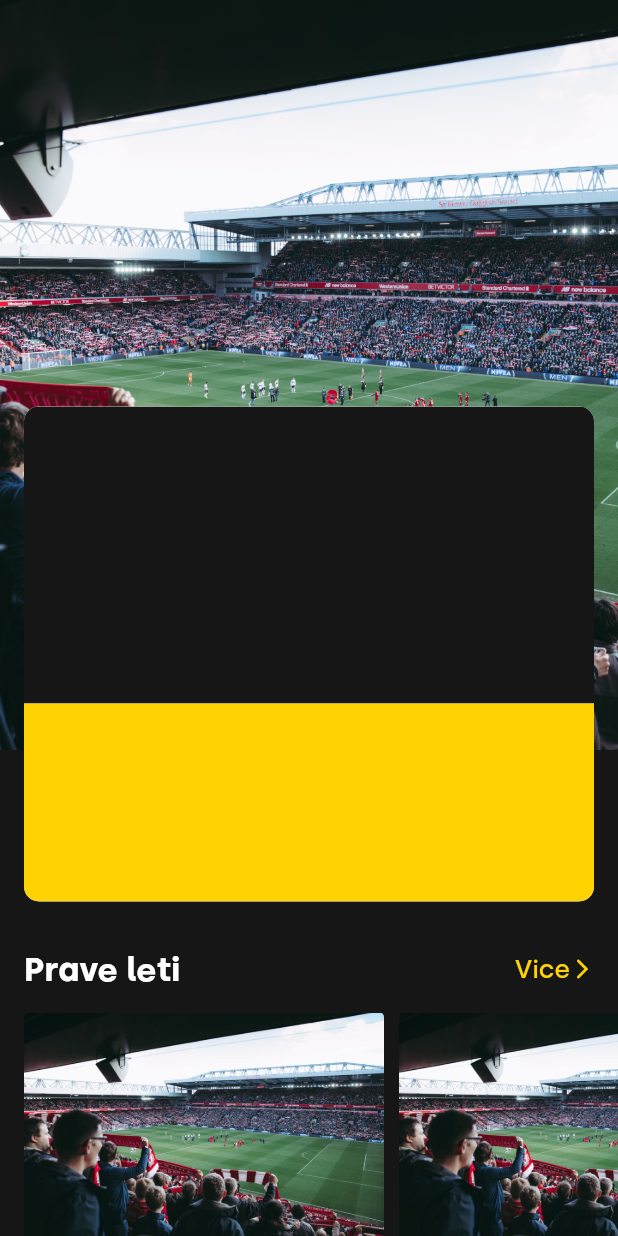
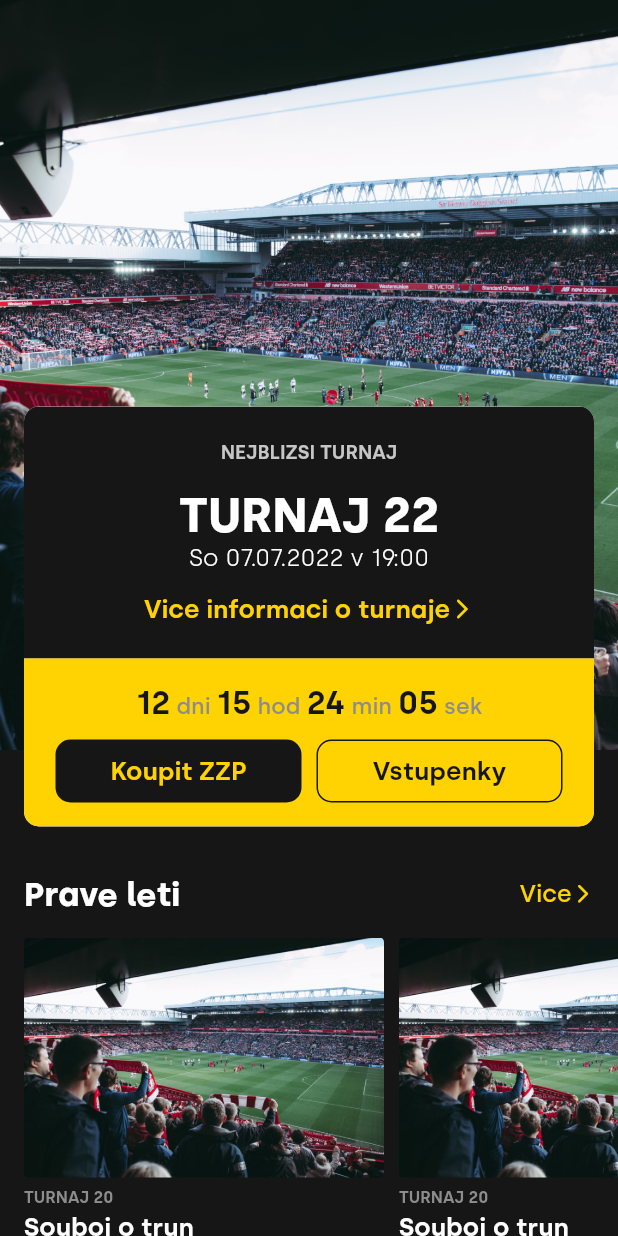
Before and after one commit to molor3k/zwizu-zadanie, a Flutter app: the screen it shows after launch, on a phone screen of 412 x 824 dp. Run offline on Flutter 3.47's test engine with Material 2 defaults, Android fonts, the phone set to English and light mode, and no system bars.

Commit message:
PromoContainer improved visuals

```diff
--- /dev/null
+++ b/zwizu_zadanie/lib/backend/providers/promo_info_provider.dart
@@ -0,0 +1,5 @@
+import 'package:flutter/material.dart';
+
+class PromoInfoProvider extends ChangeNotifier {
+
+}
--- a/zwizu_zadanie/lib/constants.dart
+++ b/zwizu_zadanie/lib/constants.dart
@@ -11,11 +11,12 @@ const kColors = {
 const kTexts = {
     "more": "Vice",
     "now": "Prave leti",
-    "players": "Hraci"
+    "players": "Hraci",
+    "tournament_info": "Vice informaci o turnaje"
 };
 
 const kAppPadding = EdgeInsets.all(16.0);
 const kSectionTextPadding = EdgeInsets.only(top: 7.0, bottom: 3.0);
 
-const kPromoContainerHeight = 330.0;
+const kPromoContainerHeight = 280.0;
 const kHorizontalListHeight = 230.0;
--- a/zwizu_zadanie/lib/ui/widgets/cards/player_card_widget.dart
+++ b/zwizu_zadanie/lib/ui/widgets/cards/player_card_widget.dart
@@ -1,6 +1,6 @@
 import 'package:flutter/material.dart';
 import 'package:zwizu_zadanie/constants.dart';
-import 'package:zwizu_zadanie/ui/widgets/section_card_image_widget.dart';
+import 'package:zwizu_zadanie/ui/widgets/horizontal_scrollable_section/section_card_image_widget.dart';
 
 class PlayerCard extends StatelessWidget {
     const PlayerCard({
--- a/zwizu_zadanie/lib/ui/widgets/cards/video_card_widget.dart
+++ b/zwizu_zadanie/lib/ui/widgets/cards/video_card_widget.dart
@@ -1,6 +1,6 @@
 import 'package:flutter/material.dart';
 import 'package:zwizu_zadanie/constants.dart';
-import 'package:zwizu_zadanie/ui/widgets/section_card_image_widget.dart';
+import 'package:zwizu_zadanie/ui/widgets/horizontal_scrollable_section/section_card_image_widget.dart';
 
 class VideoCard extends StatelessWidget {
     const VideoCard({
--- a/zwizu_zadanie/lib/ui/widgets/horizontal_scrollable_section/scrollable_section_top_widget.dart
+++ b/zwizu_zadanie/lib/ui/widgets/horizontal_scrollable_section/scrollable_section_top_widget.dart
@@ -1,6 +1,6 @@
 import 'package:flutter/material.dart';
 import 'package:zwizu_zadanie/constants.dart';
-import 'package:zwizu_zadanie/ui/widgets/horizontal_scrollable_section/text_arrow_button_widget.dart';
+import 'package:zwizu_zadanie/ui/widgets/text_arrow_button_widget.dart';
 
 
 class ScrollableSectionTop extends StatelessWidget {
@@ -19,13 +19,6 @@ class ScrollableSectionTop extends StatelessWidget {
             color: kColors["white"]
         );
 
-        final styleMore = TextStyle(
-            fontFamily: "Silka",
-            fontWeight: FontWeight.w500,
-            fontSize: 17,
-            color: kColors["yellow"]
-        );
-
         return Padding(
             padding: kAppPadding,
             child: Row(
@@ -37,7 +30,8 @@ class ScrollableSectionTop extends StatelessWidget {
                     ),
                     TextArrowButton(
                         text: kTexts["more"]!,
-                        textStyle: styleMore,
+                        textSize: 16,
+                        textWeight: FontWeight.w500
                     )
                 ],
             )
--- /dev/null
+++ b/zwizu_zadanie/lib/ui/widgets/promo_container/promo_container_bottom_widget.dart
@@ -0,0 +1,44 @@
+import 'package:flutter/material.dart';
+import 'package:zwizu_zadanie/constants.dart';
+import 'package:zwizu_zadanie/ui/widgets/promo_container/promo_container_button_widget.dart';
+import 'package:zwizu_zadanie/ui/widgets/promo_container/promo_container_countdown_widget.dart';
+
+class PromoContainerBottom extends StatelessWidget {
+    const PromoContainerBottom({
+        Key? key
+    }) : super(key: key);
+
+    @override
+    Widget build(BuildContext context) {
+        return Container(
+            padding: kAppPadding,
+            color: kColors["yellow"],
+            child: Column(
+                mainAxisAlignment: MainAxisAlignment.spaceBetween,
+                children: [
+                    Expanded(
+                        flex: 2,
+                        child: PromoContainerCountdown()
+                    ),
+                    Expanded(
+                        flex: 3,
+                        child: Row(
+                            crossAxisAlignment: CrossAxisAlignment.end,
+                            mainAxisAlignment: MainAxisAlignment.spaceAround,
+                            children: [
+                                PromoContainerButton(
+                                    text: "Koupit ZZP",
+                                    isOutlined: false,
+                                ),
+                                PromoContainerButton(
+                                    text: "Vstupenky",
+                                    isOutlined: true,
+                                ),
+                            ],
+                        )
+                    )
+                ],
+            ),
+        );
+    }
+}
--- /dev/null
+++ b/zwizu_zadanie/lib/ui/widgets/promo_container/promo_container_button_widget.dart
@@ -0,0 +1,42 @@
+import 'package:flutter/material.dart';
+import 'package:zwizu_zadanie/constants.dart';
+
+class PromoContainerButton extends StatelessWidget {
+    final String? text;
+    final bool? isOutlined;
+    const PromoContainerButton({
+        Key? key,
+        @required this.text,
+        @required this.isOutlined
+    }) : super(key: key);
+
+    @override
+    Widget build(BuildContext context) {
+        final styleBuy = TextStyle(
+            fontFamily: "Silka",
+            fontWeight: FontWeight.w600,
+            fontSize: 17,
+            color: this.isOutlined! ? kColors["black"] : kColors["yellow"]
+        );
+
+        return Expanded(
+            flex: 1,
+            child: Container(
+                margin: EdgeInsets.symmetric(horizontal: 5.0),
+                padding: EdgeInsets.all(10.0),
+                decoration: BoxDecoration(
+                    borderRadius: BorderRadius.all(Radius.circular(10.0)),
+                    border: Border.all(
+                        color: this.isOutlined! ? kColors["black"]! : Colors.transparent
+                    ),
+                    color: this.isOutlined! ? Colors.transparent : kColors["black"]
+                ),
+                child: Text(
+                    this.text!,
+                    textAlign: TextAlign.center,
+                    style: styleBuy
+                )
+            )
+        );
+    }
+}
--- /dev/null
+++ b/zwizu_zadanie/lib/ui/widgets/promo_container/promo_container_countdown_widget.dart
@@ -0,0 +1,62 @@
+import 'package:flutter/material.dart';
+import 'package:zwizu_zadanie/constants.dart';
+
+class PromoContainerCountdown extends StatelessWidget {
+    const PromoContainerCountdown({
+        Key? key
+    }) : super(key: key);
+
+    @override
+    Widget build(BuildContext context) {
+        final styleNumber = TextStyle(
+            fontFamily: "Silka",
+            fontWeight: FontWeight.w600,
+            fontSize: 22,
+            color: kColors["black"]
+        );
+
+        final styleText = TextStyle(
+            fontFamily: "Silka",
+            fontWeight: FontWeight.w500,
+            fontSize: 15,
+            color: kColors["grey50"],
+        );
+
+        return RichText(
+            text: TextSpan(
+                text: '12',
+                style: styleNumber,
+                children: <TextSpan>[
+                    TextSpan(
+                        text: ' dni ',
+                        style: styleText
+                    ),
+                    TextSpan(
+                        text: '15',
+                        style: styleNumber
+                    ),
+                    TextSpan(
+                        text: ' hod ',
+                        style: styleText
+                    ),
+                    TextSpan(
+                        text: '24',
+                        style: styleNumber
+                    ),
+                    TextSpan(
+                        text: ' min ',
+                        style: styleText
+                    ),
+                    TextSpan(
+                        text: '05',
+                        style: styleNumber
+                    ),
+                    TextSpan(
+                        text: ' sek',
+                        style: styleText
+                    ),
+                ]
+            ),
+        );
+    }
+}
--- /dev/null
+++ b/zwizu_zadanie/lib/ui/widgets/promo_container/promo_container_top_widget.dart
@@ -0,0 +1,65 @@
+import 'package:flutter/material.dart';
+import 'package:zwizu_zadanie/constants.dart';
+import 'package:zwizu_zadanie/ui/widgets/text_arrow_button_widget.dart';
+
+class PromoContainerTop extends StatelessWidget {
+    const PromoContainerTop({
+        Key? key
+    }) : super(key: key);
+
+    @override
+    Widget build(BuildContext context) {
+        final styleNearest = TextStyle(
+            fontFamily: "Silka",
+            fontWeight: FontWeight.w600,
+            fontSize: 13,
+            color: kColors["grey30"]
+        );
+
+        final styleName = TextStyle(
+            fontFamily: "Silka",
+            fontWeight: FontWeight.w700,
+            fontSize: 32,
+            color: kColors["white"]
+        );
+
+        final styleDate = TextStyle(
+            fontFamily: "Silka",
+            fontWeight: FontWeight.w300,
+            fontSize: 16,
+            color: kColors["white"]
+        );
+
+
+        return Container(
+            padding: kAppPadding,
+            color: kColors["black"],
+            child: Column(
+                mainAxisAlignment: MainAxisAlignment.spaceAround,
+                children: [
+                    Text(
+                        "NEJBLIZSI TURNAJ",
+                        style: styleNearest
+                    ),
+                    Column(
+                        children: [
+                            Text(
+                                "TURNAJ 22",
+                                style: styleName
+                            ),
+                            Text(
+                                "So 07.07.2022 v 19:00",
+                                style: styleDate
+                            ),
+                        ],
+                    ),
+                    TextArrowButton(
+                        text: kTexts["tournament_info"],
+                        textSize: 17,
+                        textWeight: FontWeight.w600
+                    )
+                ],
+            ),
+        );
+    }
+}
--- a/zwizu_zadanie/lib/ui/widgets/promo_container_widget.dart
+++ b/zwizu_zadanie/lib/ui/widgets/promo_container/promo_container_widget.dart
@@ -1,5 +1,7 @@
 import 'package:flutter/material.dart';
 import 'package:zwizu_zadanie/constants.dart';
+import 'package:zwizu_zadanie/ui/widgets/promo_container/promo_container_bottom_widget.dart';
+import 'package:zwizu_zadanie/ui/widgets/promo_container/promo_container_top_widget.dart';
 
 class PromoContainer extends StatelessWidget {
     @override
@@ -17,15 +19,11 @@ class PromoContainer extends StatelessWidget {
                 children: [
                     Expanded(
                         flex: 3,
-                        child: Container(
-                            color: kColors["black"],
-                        )
+                        child: PromoContainerTop()
                     ),
                     Expanded(
                         flex: 2,
-                        child: Container(
-                            color: kColors["yellow"],
-                        )
+                        child: PromoContainerBottom()
                     ),
                 ],
             ),
--- a/zwizu_zadanie/lib/ui/widgets/horizontal_scrollable_section/text_arrow_button_widget.dart
+++ b/zwizu_zadanie/lib/ui/widgets/text_arrow_button_widget.dart
@@ -3,30 +3,40 @@ import 'package:zwizu_zadanie/constants.dart';
 
 class TextArrowButton extends StatelessWidget {
     final String? text;
-    final TextStyle? textStyle;
+    final double? textSize;
+    final FontWeight? textWeight;
     const TextArrowButton({
         Key? key,
         @required this.text,
-        @required this.textStyle
+        @required this.textSize,
+        @required this.textWeight
     }) : super(key: key);
 
     @override
     Widget build(BuildContext context) {
+        final styleText = TextStyle(
+            fontFamily: "Silka",
+            fontWeight: this.textWeight,
+            fontSize: this.textSize,
+            color: kColors["yellow"]
+        );
+
         return GestureDetector(
             onTap: () {
                 print("text arrow button");
             },
             child: Row(
+                mainAxisAlignment: MainAxisAlignment.center,
                 crossAxisAlignment: CrossAxisAlignment.center,
                 children: [
                     Text(
-                        kTexts["more"]!,
-                        style: textStyle
+                        this.text!,
+                        style: styleText
                     ),
                     Icon(
                         Icons.arrow_forward_ios_rounded,
                         color: kColors["yellow"],
-                        size: 16,
+                        size: (this.textSize! - 1),
                     )
                 ],
             )
```
Also changed, not shown: zwizu_zadanie/lib/ui/views/main_view.dart (+3 -17 lines), zwizu_zadanie/lib/ui/widgets/horizontal_scrollable_section/section_card_image_widget.dart (renamed from zwizu_zadanie/lib/ui/widgets/section_card_image_widget.dart).
